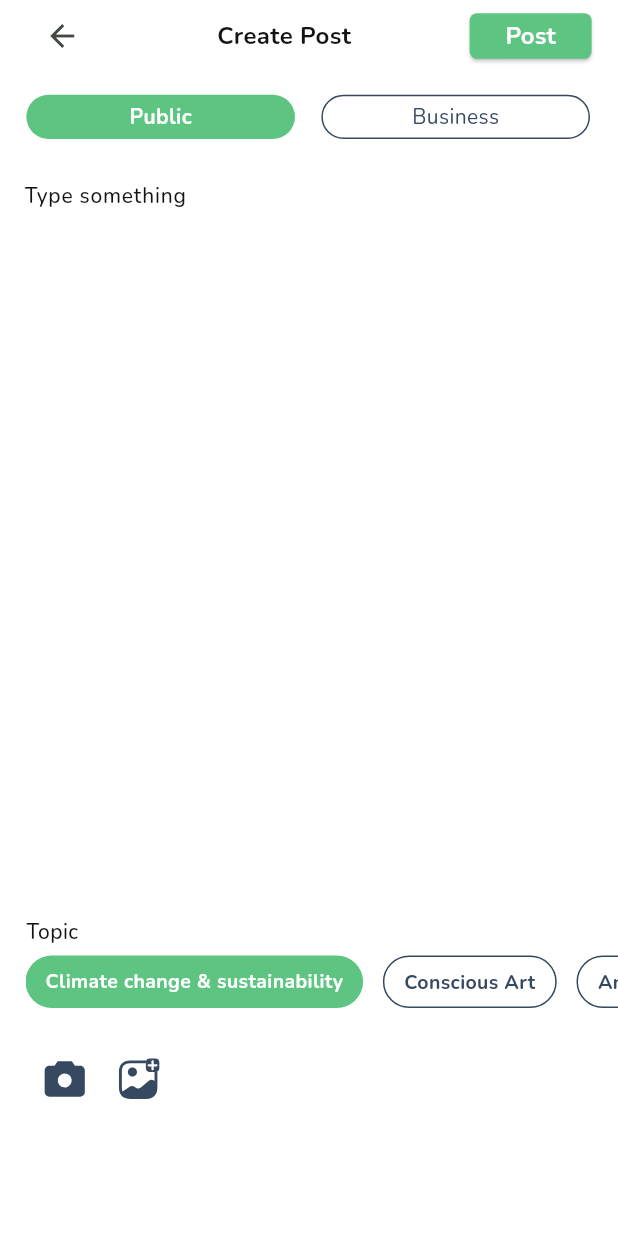
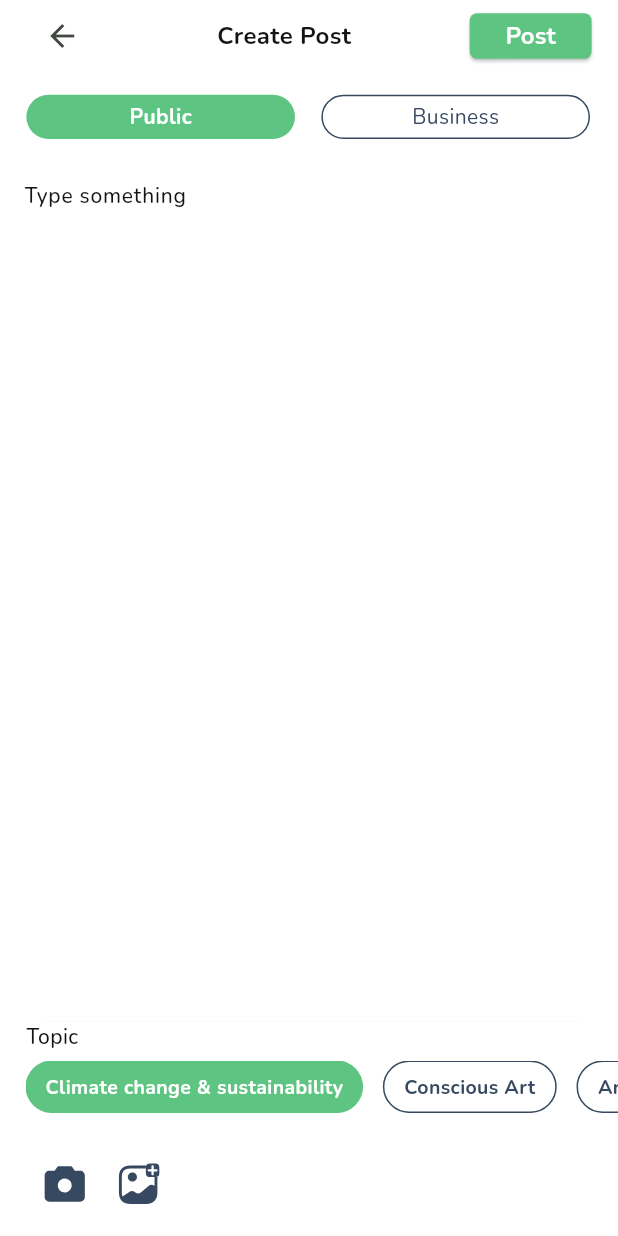
Before and after one commit to monzir3bdo/test, a Flutter app: the screen it shows after launch, item 3 of the bottom bar chosen, on a phone screen of 412 x 824 dp. Run offline on Flutter 3.47's test engine with Material 3 defaults, Android fonts, the phone set to English and light mode, and no system bars; our stand-ins replace bloc, flutter_bloc, flutter_screenutil, flutter_svg, freezed_annotation, gap and 3 more.

```diff
--- a/lib/core/routing/app_routes.dart
+++ b/lib/core/routing/app_routes.dart
@@ -1,3 +1,4 @@
+import 'package:flutter/cupertino.dart';
 import 'package:flutter_bloc/flutter_bloc.dart';
 import 'package:go_router/go_router.dart';
 import 'package:test/core/common/screens/main_screen/bloc/main_cubit/main_cubit.dart';
@@ -6,7 +7,6 @@ import 'package:test/features/chat/presentation/screens/chat_screen.dart';
 import 'package:test/features/home/presentation/screens/home_screen.dart';
 import 'package:test/features/post/presentation/bloc/create_post/create_post_cubit.dart';
 import 'package:test/features/post/presentation/bloc/image/image_cubit.dart';
-import 'package:test/features/post/presentation/bloc/posts_cubit/posts_cubit.dart';
 import 'package:test/features/post/presentation/screens/create_post_screen.dart';
 
 import '../../features/chat/presentation/screens/chat_preview_screen.dart';
@@ -27,19 +27,9 @@ final goRouter = GoRouter(
   routes: [
     ShellRoute(
       builder: (context, state, child) {
-        return MultiBlocProvider(
-          providers: [
-            BlocProvider(
-              create: (context) => sl<MainCubit>(),
-            ),
-            BlocProvider(
-              create: (context) => sl<PostsCubit>(),
-            ),
-          ],
-          child: BlocProvider(
-            create: (context) => sl<MainCubit>(),
-            child: MainScreen(child: child),
-          ),
+        return BlocProvider(
+          create: (context) => sl<MainCubit>(),
+          child: MainScreen(child: child),
         );
       },
       routes: [
@@ -50,7 +40,10 @@ final goRouter = GoRouter(
             return CustomTransitionPage(
               child: const HomeScreen(),
               transitionsBuilder: (context, animation1, animation2, child) {
-                return child;
+                return ScaleTransition(
+                  scale: animation1,
+                  child: child,
+                );
               },
             );
           },
@@ -74,7 +67,7 @@ final goRouter = GoRouter(
             return CustomTransitionPage(
               child: const HomeScreen(),
               transitionsBuilder: (context, animation1, animation2, child) {
-                return child;
+                return ScaleTransition(scale: animation1, child: child);
               },
             );
           },
@@ -86,7 +79,7 @@ final goRouter = GoRouter(
             return CustomTransitionPage(
               child: const ChatScreen(),
               transitionsBuilder: (context, animation1, animation2, child) {
-                return child;
+                return ScaleTransition(scale: animation1, child: child);
               },
             );
           },
--- a/lib/features/chat/presentation/screens/refactor/chat_preview_screen_body.dart
+++ b/lib/features/chat/presentation/refactor/chat_preview_screen_body.dart
@@ -3,6 +3,7 @@ import 'package:flutter_screenutil/flutter_screenutil.dart';
 import 'package:gap/gap.dart';
 import 'package:test/features/chat/presentation/widgets/chat_preview/long_message_widget.dart';
 import 'package:test/features/chat/presentation/widgets/chat_preview/short_message.dart';
+import 'package:test/features/chat/presentation/widgets/chat_preview/today_widget.dart';
 
 class ChatPreviewScreenBody extends StatelessWidget {
   const ChatPreviewScreenBody({super.key});
@@ -17,7 +18,7 @@ class ChatPreviewScreenBody extends StatelessWidget {
         Gap(16.w),
         const LongMessageWidget(),
         Gap(16.w),
-        const Center(child: Text('Today')),
+        const TodayWidget(),
         Gap(16.w),
         const ShortMessage(
           reverse: true,
--- a/lib/features/chat/presentation/screens/chat_preview_screen.dart
+++ b/lib/features/chat/presentation/screens/chat_preview_screen.dart
@@ -1,5 +1,5 @@
 import 'package:flutter/material.dart';
-import 'package:test/features/chat/presentation/screens/refactor/chat_preview_screen_body.dart';
+import 'package:test/features/chat/presentation/refactor/chat_preview_screen_body.dart';
 import 'package:test/features/chat/presentation/widgets/chat_preview/chat_preview_app_bar.dart';
 import 'package:test/features/chat/presentation/widgets/chat_preview/chat_send_photo_and_text_field_and_send_message.dart';
 
--- a/lib/features/chat/presentation/screens/chat_screen.dart
+++ b/lib/features/chat/presentation/screens/chat_screen.dart
@@ -17,7 +17,7 @@ class ChatScreen extends StatelessWidget {
       slivers: [
         const MessageTitleAndNewButton(),
         SliverList.separated(
-          itemCount: 20,
+          itemCount: 7,
           itemBuilder: (context, index) {
             return ChatItemWidget(
               onTap: () {
@@ -32,7 +32,8 @@ class ChatScreen extends StatelessWidget {
           separatorBuilder: (context, index) {
             return Gap(12.h);
           },
-        )
+        ),
+        SliverGap(50),
       ],
     );
   }
--- a/lib/features/chat/presentation/widgets/chat_preview/chat_text_field.dart
+++ b/lib/features/chat/presentation/widgets/chat_preview/chat_text_field.dart
@@ -8,6 +8,9 @@ class ChatTextField extends StatelessWidget {
   @override
   Widget build(BuildContext context) {
     return TextField(
+      onTapOutside: (pointer) {
+        FocusScope.of(context).unfocus();
+      },
       decoration: InputDecoration(
         hintText: 'Type something'.hardCoded,
         hintStyle: AppTextStyle.nunitoRegular14(),
--- a/lib/features/home/presentation/screens/home_screen.dart
+++ b/lib/features/home/presentation/screens/home_screen.dart
@@ -14,7 +14,7 @@ class HomeScreen extends StatelessWidget {
         SliverGap(20.h),
         //Notifications and logo icon
         const NotificationsWidget(),
-        SliverGap(20.h),
+        SliverGap(14.h),
         const PublicAndBusinessFeedWidget(),
         //
       ],
--- a/lib/features/home/presentation/widgets/business_feed_widget.dart
+++ b/lib/features/home/presentation/widgets/business_feed_widget.dart
@@ -1,4 +1,5 @@
 import 'package:flutter/material.dart';
+import 'package:gap/gap.dart';
 import 'package:test/features/home/presentation/widgets/post_widget.dart';
 
 import 'feeds_and_filter_widget.dart';
@@ -17,6 +18,7 @@ class BusinessFeeWidget extends StatelessWidget {
           PostWidget(
             isContainImage: true,
           ),
+          Gap(50),
         ],
       ),
     );
--- a/lib/features/home/presentation/widgets/feeds_and_filter_widget.dart
+++ b/lib/features/home/presentation/widgets/feeds_and_filter_widget.dart
@@ -12,8 +12,8 @@ class FeedsAndFilterWidget extends StatelessWidget {
       padding: EdgeInsets.only(
         left: 16.w,
         right: 16.w,
-        top: 18.h,
-        bottom: 15.h,
+        top: 15.h,
+        bottom: 12.h,
       ),
       child: Row(
         mainAxisAlignment: MainAxisAlignment.spaceBetween,
--- a/lib/features/home/presentation/widgets/filter_button.dart
+++ b/lib/features/home/presentation/widgets/filter_button.dart
@@ -17,11 +17,13 @@ class FilterButton extends StatelessWidget {
       onPressed: () {
         showModalBottomSheet(
           showDragHandle: true,
+          useSafeArea: true,
           backgroundColor: AppColors.white,
           context: context,
+          isScrollControlled: true,
           builder: (context) {
-            return BlocProvider.value(
-              value: sl<PostsCubit>(),
+            return BlocProvider(
+              create: (context) => sl<PostsCubit>(),
               child: const ChoosePostTopicWidget(),
             );
           },
--- a/lib/features/home/presentation/widgets/public_and_busniess_feed_widget.dart
+++ b/lib/features/home/presentation/widgets/public_and_busniess_feed_widget.dart
@@ -27,7 +27,7 @@ class PublicAndBusinessFeedWidget extends StatelessWidget {
                 ],
               ),
               SizedBox(
-                height: context.screenHeight * 0.7,
+                height: context.screenHeight * 0.75,
                 child: const TabBarView(
                   children: [
                     PublicFeedWidget(),
--- a/lib/features/home/presentation/widgets/public_feed_widet.dart
+++ b/lib/features/home/presentation/widgets/public_feed_widet.dart
@@ -1,4 +1,5 @@
 import 'package:flutter/material.dart';
+import 'package:gap/gap.dart';
 import 'package:test/features/home/presentation/widgets/feeds_and_filter_widget.dart';
 import 'package:test/features/home/presentation/widgets/post_widget.dart';
 
@@ -17,7 +18,8 @@ class PublicFeedWidget extends StatelessWidget {
           PostWidget(
             isContainImage: true,
           ),
-          PostWidget()
+          PostWidget(),
+          Gap(50),
         ],
       ),
     );
--- a/lib/features/post/presentation/refactor/create_post_screen_body.dart
+++ b/lib/features/post/presentation/refactor/create_post_screen_body.dart
@@ -1,11 +1,7 @@
 import 'package:flutter/material.dart';
-import 'package:gap/gap.dart';
 import 'package:test/features/post/presentation/widgets/choose_post_type_widget.dart';
 import 'package:test/features/post/presentation/widgets/create_post_and_post_button.dart';
-import 'package:test/features/post/presentation/widgets/create_post_topic_widget.dart';
 import 'package:test/features/post/presentation/widgets/post_text_field.dart';
-import 'package:test/features/post/presentation/widgets/take_image_widget_or_display_image_widget.dart';
-import 'package:test/features/post/presentation/widgets/topic_title_widget.dart';
 
 import '../widgets/dynamic_distance.dart';
 
@@ -14,13 +10,12 @@ class CreatePostScreenBody extends StatelessWidget {
 
   @override
   Widget build(BuildContext context) {
-    return  ListView(
+    return ListView(
       children: [
-        CreatePostAndPostButton(),
-        ChoosePostTypeWidget(),
-        PostTextField(),
-        DynamicDistance(),
-
+        const CreatePostAndPostButton(),
+        const ChoosePostTypeWidget(),
+        const PostTextField(),
+        const DynamicDistance(),
       ],
     );
   }
--- a/lib/features/post/presentation/screens/create_post_screen.dart
+++ b/lib/features/post/presentation/screens/create_post_screen.dart
@@ -1,40 +1,17 @@
 import 'package:flutter/material.dart';
-import 'package:flutter_screenutil/flutter_screenutil.dart';
-import 'package:gap/gap.dart';
-import 'package:test/core/app/app.dart';
 import 'package:test/features/post/presentation/refactor/create_post_screen_body.dart';
-
-import '../../../../core/theme/app_colors.dart';
-import '../widgets/create_post_topic_widget.dart';
-import '../widgets/dynamic_distance.dart';
-import '../widgets/take_image_widget_or_display_image_widget.dart';
-import '../widgets/topic_title_widget.dart';
+import 'package:test/features/post/presentation/widgets/create_post_bottom_sheet_widget.dart';
 
 class CreatePostScreen extends StatelessWidget {
   const CreatePostScreen({super.key});
 
   @override
   Widget build(BuildContext context) {
-    return  Scaffold(
+    return Scaffold(
       body: const SafeArea(
         child: CreatePostScreenBody(),
-
-
       ),
-      bottomSheet: Container(
-        color: AppColors.white,
-        height: 210.h,
-        child: const Column(
-          crossAxisAlignment: CrossAxisAlignment.start,
-          children: [
-
-            TopicTitleWidget(),
-            CreatePostTopicWidget(),
-            TakeImageWidgetOrDisplayImageWidget(),
-
-          ],
-        ),
-      ),
+      bottomSheet: CreatePostBottomSheetWidget(),
     );
   }
 }
--- /dev/null
+++ b/lib/features/post/presentation/widgets/create_post_bottom_sheet_widget.dart
@@ -0,0 +1,34 @@
+import 'package:flutter/material.dart';
+import 'package:flutter_bloc/flutter_bloc.dart';
+import 'package:flutter_screenutil/flutter_screenutil.dart';
+import 'package:test/core/theme/app_colors.dart';
+import 'package:test/features/post/presentation/bloc/image/image_cubit.dart';
+import 'package:test/features/post/presentation/widgets/take_image_widget_or_display_image_widget.dart';
+import 'package:test/features/post/presentation/widgets/topic_title_widget.dart';
+
+import 'create_post_topic_widget.dart';
+
+class CreatePostBottomSheetWidget extends StatelessWidget {
+  const CreatePostBottomSheetWidget({super.key});
+
+  @override
+  Widget build(BuildContext context) {
+    return BlocBuilder<ImageCubit, ImageState>(
+      builder: (context, state) {
+        return Container(
+          color: AppColors.white,
+          height:
+              context.read<ImageCubit>().selectedImage.isEmpty ? 141.h : 214.h,
+          child: const Column(
+            crossAxisAlignment: CrossAxisAlignment.start,
+            children: [
+              TopicTitleWidget(),
+              CreatePostTopicWidget(),
+              TakeImageWidgetOrDisplayImageWidget(),
+            ],
+          ),
+        );
+      },
+    );
+  }
+}
--- a/lib/injection_container.dart
+++ b/lib/injection_container.dart
@@ -24,7 +24,7 @@ Future<void> initMain() async {
 //posts
 Future<void> initPosts() async {
   sl
-    ..registerSingleton(PostsCubit())
+    ..registerFactory(() => PostsCubit())
     ..registerFactory(() => CreatePostCubit())
     ..registerSingleton(ImagePickerService())
     ..registerFactory(() => ImageCubit(sl()));
```
Also changed, not shown: lib/core/common/screens/main_screen/bloc/main_cubit/main_cubit.dart (+5 -4 lines), lib/core/common/screens/main_screen/screens/main_screen.dart (+6 -1 lines), lib/features/chat/presentation/widgets/chat_preview/today_widget.dart (added, +30 -0 lines), lib/features/post/presentation/widgets/choose_post_topic_widget.dart (+10 -4 lines).
